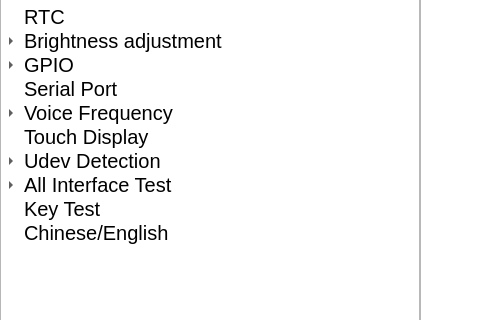
Before: the Qt Designer form qt/t507/user_manual.ui in jizizihe/baijie_demo, drawn with Qt 5; both pictures show x 0 to 480 and y 86 to 406 of the 1024 by 600 pixel window.
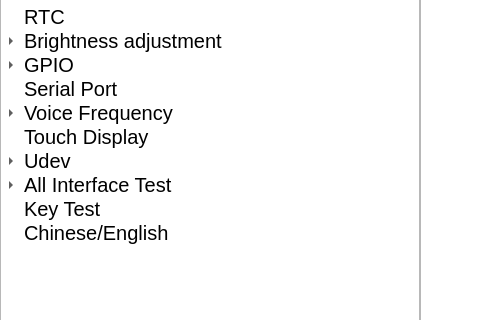
After: the same form once the commit is applied. Icons and pictures are not drawn.

Commit message: solve udev little bug

Patch:
```diff
--- a/qt/t507/user_manual.ui
+++ b/qt/t507/user_manual.ui
@@ -282,7 +282,7 @@
    </item>
    <item>
     <property name="text">
-     <string>Udev Detection</string>
+     <string>Udev</string>
     </property>
     <property name="font">
      <font>
```
Left out of the diff: 22 changed lines with no effect on the pictures. The commit also changes 8 other files.
